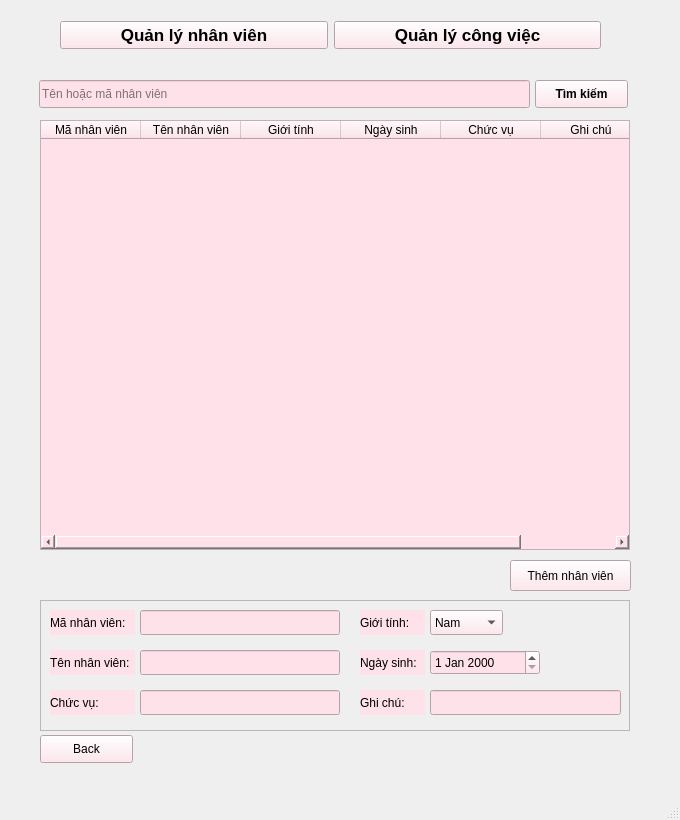
Old version of the form templates/employee.ui in the repository vanhaydoi/quan-ly-du-an.
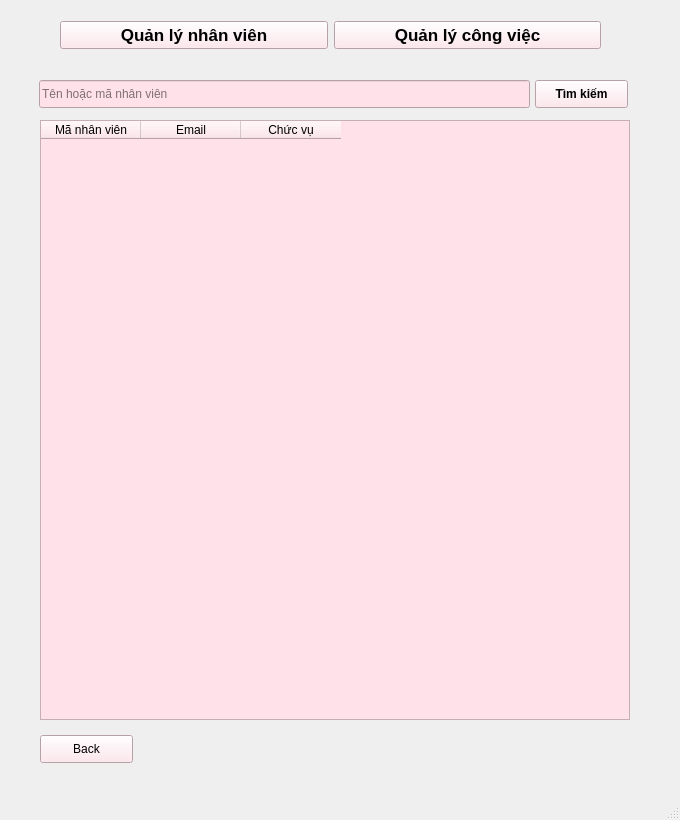
New version of the form.

Commit message: feat: update employee view

The edit to the form file:
```diff
--- a/templates/employee.ui
+++ b/templates/employee.ui
@@ -71,7 +71,7 @@
       <x>40</x>
       <y>120</y>
       <width>590</width>
-      <height>430</height>
+      <height>600</height>
      </rect>
     </property>
     <property name="font">
@@ -89,17 +89,7 @@
     </column>
     <column>
      <property name="text">
-      <string>Tên nhân viên</string>
-     </property>
-    </column>
-    <column>
-     <property name="text">
-      <string>Giới tính</string>
-     </property>
-    </column>
-    <column>
-     <property name="text">
-      <string>Ngày sinh</string>
+      <string>Email</string>
      </property>
     </column>
     <column>
@@ -107,11 +97,6 @@
       <string>Chức vụ</string>
      </property>
     </column>
-    <column>
-     <property name="text">
-      <string>Ghi chú</string>
-     </property>
-    </column>
    </widget>
    <widget class="QLabel" name="label">
     <property name="geometry">
@@ -147,22 +132,6 @@
      <string>Tên hoặc mã nhân viên</string>
     </property>
    </widget>
-   <widget class="QPushButton" name="add_nhan_vien">
-    <property name="geometry">
-     <rect>
-      <x>510</x>
-      <y>560</y>
-      <width>121</width>
-      <height>31</height>
-     </rect>
-    </property>
-    <property name="styleSheet">
-     <string notr="true">background-color: rgb(255, 225, 233);</string>
-    </property>
-    <property name="text">
-     <string>Thêm nhân viên</string>
-    </property>
-   </widget>
    <widget class="QPushButton" name="Button_tim_kiem_1">
     <property name="geometry">
      <rect>
@@ -187,212 +156,6 @@
      <string>Tìm kiếm</string>
     </property>
    </widget>
-   <widget class="QFrame" name="frame_add_nhan_vien">
-    <property name="geometry">
-     <rect>
-      <x>40</x>
-      <y>600</y>
-      <width>590</width>
-      <height>131</height>
-     </rect>
-    </property>
-    <property name="frameShape">
-     <enum>QFrame::StyledPanel</enum>
-    </property>
-    <property name="frameShadow">
-     <enum>QFrame::Raised</enum>
-    </property>
-    <widget class="QLabel" name="add_manv">
-     <property name="geometry">
-      <rect>
-       <x>10</x>
-       <y>10</y>
-       <width>85</width>
-       <height>25</height>
-      </rect>
-     </property>
-     <property name="font">
-      <font>
-       <weight>50</weight>
-       <bold>false</bold>
-      </font>
-     </property>
-     <property name="styleSheet">
-      <string notr="true">background-color: rgb(255, 225, 233);</string>
-     </property>
-     <property name="text">
-      <string>Mã nhân viên:</string>
-     </property>
-    </widget>
-    <widget class="QLineEdit" name="get_add_manv">
-     <property name="geometry">
-      <rect>
-       <x>100</x>
-       <y>10</y>
-       <width>200</width>
-       <height>25</height>
-      </rect>
-     </property>
-     <property name="styleSheet">
-      <string notr="true">background-color: rgb(255, 225, 233);</string>
-     </property>
-    </widget>
-    <widget class="QLabel" name="add_tennv">
-     <property name="geometry">
-      <rect>
-       <x>10</x>
-       <y>50</y>
-       <width>85</width>
-       <height>25</height>
-      </rect>
-     </property>
-     <property name="styleSheet">
-      <string notr="true">background-color: rgb(255, 225, 233);</string>
-     </property>
-     <property name="text">
-      <string>Tên nhân viên:</string>
-     </property>
-    </widget>
-    <widget class="QLineEdit" name="get_tennv">
-     <property name="geometry">
-      <rect>
-       <x>100</x>
-       <y>50</y>
-       <width>200</width>
-       <height>25</height>
-      </rect>
-     </property>
-     <property name="styleSheet">
-      <string notr="true">background-color: rgb(255, 225, 233);</string>
-     </property>
-    </widget>
-    <widget class="QLabel" name="add_gender">
-     <property name="geometry">
-      <rect>
-       <x>320</x>
-       <y>10</y>
-       <width>65</width>
-       <height>25</height>
-      </rect>
-     </property>
-     <property name="styleSheet">
-      <string notr="true">background-color: rgb(255, 225, 233);</string>
-     </property>
-     <property name="text">
-      <string>Giới tính:</string>
-     </property>
-    </widget>
-    <widget class="QComboBox" name="get_add_gender">
-     <property name="geometry">
-      <rect>
-       <x>390</x>
-       <y>10</y>
-       <width>73</width>
-       <height>25</height>
-      </rect>
-     </property>
-     <property name="styleSheet">
-      <string notr="true">background-color: rgb(255, 225, 233);</string>
-     </property>
-     <item>
-      <property name="text">
-       <string>Nam</string>
-      </property>
-     </item>
-     <item>
-      <property name="text">
-       <string>Nữ</string>
-      </property>
-     </item>
-    </widget>
-    <widget class="QLabel" name="add_date">
-     <property name="geometry">
-      <rect>
-       <x>320</x>
-       <y>50</y>
-       <width>65</width>
-       <height>25</height>
-      </rect>
-     </property>
-     <property name="styleSheet">
-      <string notr="true">background-color: rgb(255, 225, 233);</string>
-     </property>
-     <property name="text">
-      <string>Ngày sinh:</string>
-     </property>
-    </widget>
-    <widget class="QDateEdit" name="get_add_date">
-     <property name="geometry">
-      <rect>
-       <x>390</x>
-       <y>50</y>
-       <width>110</width>
-       <height>25</height>
-      </rect>
-     </property>
-     <property name="styleSheet">
-      <string notr="true">background-color: rgb(255, 225, 233);</string>
-     </property>
-    </widget>
-    <widget class="QLabel" name="add_chuc_vu">
-     <property name="geometry">
-      <rect>
-       <x>10</x>
-       <y>90</y>
-       <width>85</width>
-       <height>25</height>
-      </rect>
-     </property>
-     <property name="styleSheet">
-      <string notr="true">background-color: rgb(255, 225, 233);</string>
-     </property>
-     <property name="text">
-      <string>Chức vụ:</string>
-     </property>
-    </widget>
-    <widget class="QLineEdit" name="get_chuc_vu">
-     <property name="geometry">
-      <rect>
-       <x>100</x>
-       <y>90</y>
-       <width>200</width>
-       <height>25</height>
-      </rect>
-     </property>
-     <property name="styleSheet">
-      <string notr="true">background-color: rgb(255, 225, 233);</string>
-     </property>
-    </widget>
-    <widget class="QLabel" name="add_ghi_chu_2">
-     <property name="geometry">
-      <rect>
-       <x>320</x>
-       <y>90</y>
-       <width>65</width>
-       <height>25</height>
-      </rect>
-     </property>
-     <property name="styleSheet">
-      <string notr="true">background-color: rgb(255, 225, 233);</string>
-     </property>
-     <property name="text">
-      <string>Ghi chú:</string>
-     </property>
-    </widget>
-    <widget class="QLineEdit" name="get_ghi_chu_2">
-     <property name="geometry">
-      <rect>
-       <x>390</x>
-       <y>90</y>
-       <width>191</width>
-       <height>25</height>
-      </rect>
-     </property>
-     <property name="styleSheet">
-      <string notr="true">background-color: rgb(255, 225, 233);</string>
-     </property>
-    </widget>
-   </widget>
    <widget class="QPushButton" name="back_1">
     <property name="geometry">
      <rect>
```
The commit also changes 6 other files.
